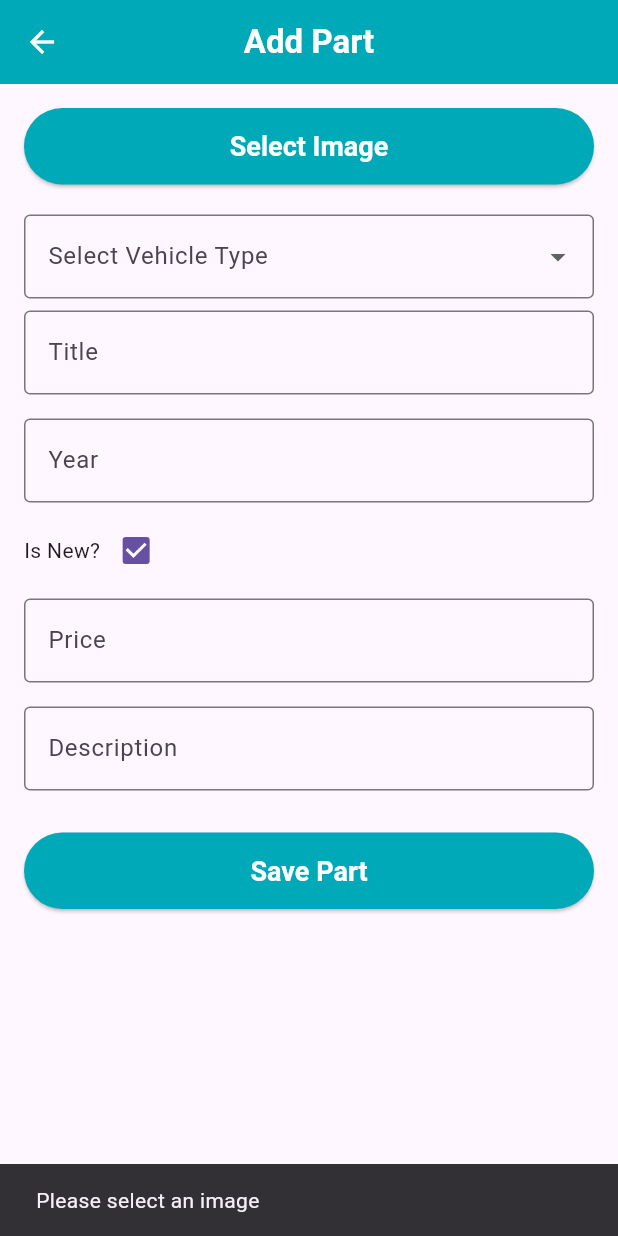
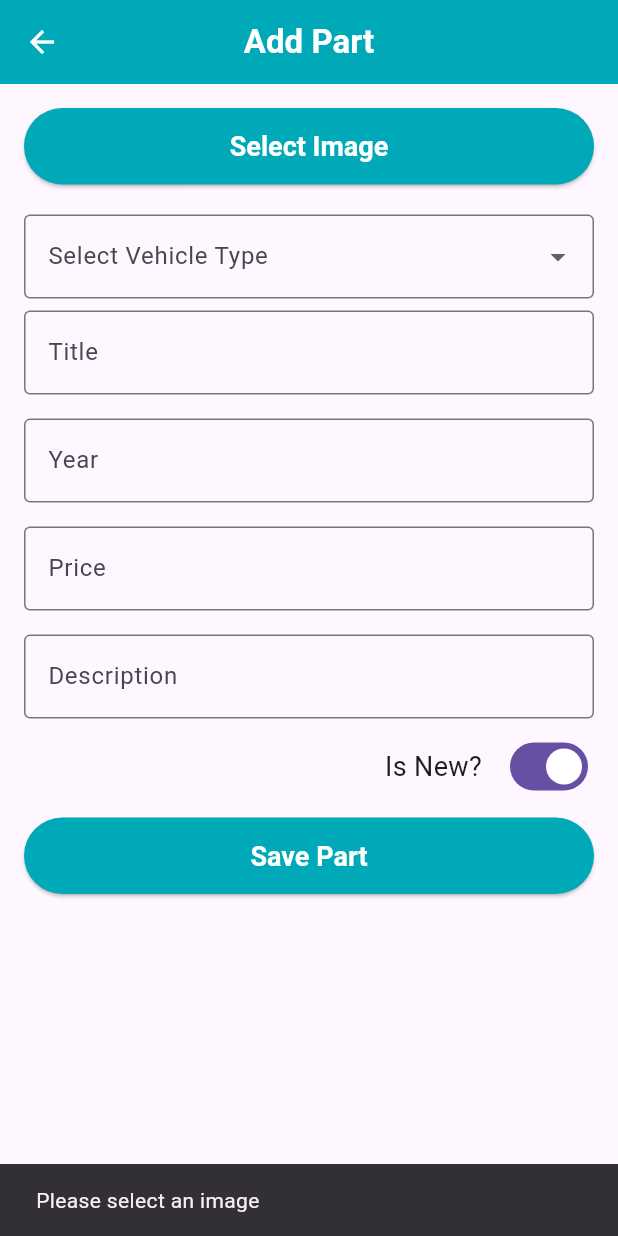
Before and after one commit to Piko59/Vehicle-Spare-Parts-App, a Flutter app: the AddPartPage screen opened directly, after a tap on "Save Part", on a phone screen of 412 x 824 dp. Run offline on Flutter 3.47's test engine with Material 3 defaults, Android fonts, the phone set to English and light mode, and no system bars; our stand-ins replace cloud_firestore, firebase_auth, firebase_core, firebase_database, firebase_storage, flutter_rating_bar and 6 more; accounts and stored records are empty.

Commit message:
Fix navigation issues in Add Part button and update Firebase

```diff
--- a/senior_design/lib/pages/add_part_page.dart
+++ b/senior_design/lib/pages/add_part_page.dart
@@ -1,9 +1,12 @@
 import 'package:flutter/material.dart';
 import 'package:image_picker/image_picker.dart';
+import 'package:firebase_auth/firebase_auth.dart';
 import 'package:firebase_storage/firebase_storage.dart' as firebase_storage;
 import 'package:cloud_firestore/cloud_firestore.dart';
+import 'package:firebase_database/firebase_database.dart'; // Realtime Database kütüphanesi
 import 'dart:io';
 import 'home_page.dart';
+import '../utils/user_manager.dart'; // UserManager sınıfını buraya dahil ediyoruz
 
 class AddPartPage extends StatefulWidget {
   @override
@@ -23,6 +26,8 @@ class _AddPartPageState extends State<AddPartPage> {
   String? _selectedCategory;
   String? _selectedBrand;
   String? _selectedPartCategory;
+
+  bool _isLoading = false;
 
   final Map<String, List<String>> vehicleCategories = {
     'Car': [
@@ -107,6 +112,10 @@ class _AddPartPageState extends State<AddPartPage> {
       return;
     }
 
+    setState(() {
+      _isLoading = true;
+    });
+
     try {
       final fileName = DateTime.now().millisecondsSinceEpoch.toString();
       firebase_storage.Reference ref = firebase_storage.FirebaseStorage.instance
@@ -118,8 +127,13 @@ class _AddPartPageState extends State<AddPartPage> {
       firebase_storage.TaskSnapshot taskSnapshot = await uploadTask;
 
       final String imageUrl = await taskSnapshot.ref.getDownloadURL();
+      final userId = UserManager.currentUserId;
 
-      await FirebaseFirestore.instance.collection('parts').add({
+      if (userId == null) {
+        throw Exception('User not logged in');
+      }
+
+      DocumentReference partDocRef = await FirebaseFirestore.instance.collection('parts').add({
         'image_url': imageUrl,
         'vehicle_type': _selectedVehicleType,
         'category': _selectedCategory,
@@ -130,6 +144,13 @@ class _AddPartPageState extends State<AddPartPage> {
         'isNew': _isNew,
         'price': double.parse(_priceController.text),
         'description': _descriptionController.text,
+        'user_id': userId, // Ürünü ekleyen kullanıcı kimliği
+      });
+
+      // Realtime Database'deki kullanıcı belgesine ürün kimliğini ekleme
+      DatabaseReference realtimeUserRef = FirebaseDatabase.instance.ref().child('users').child(userId);
+      await realtimeUserRef.child('products').update({
+        partDocRef.id: true,
       });
 
       _titleController.clear();
@@ -144,20 +165,38 @@ class _AddPartPageState extends State<AddPartPage> {
       _priceController.clear();
       _descriptionController.clear();
 
-      ScaffoldMessenger.of(context).showSnackBar(SnackBar(
-        content: Text('Part added successfully!'),
-      ));
-
-      Navigator.pushReplacement(
-        context,
-        MaterialPageRoute(builder: (context) => HomePage()),
-      );
+      _showSuccessDialog();
     } catch (e) {
       print(e);
       ScaffoldMessenger.of(context).showSnackBar(SnackBar(
         content: Text('Failed to add part: $e'),
       ));
+    } finally {
+      setState(() {
+        _isLoading = false;
+      });
     }
+  }
+
+  void _showSuccessDialog() {
+    showDialog(
+      context: context,
+      builder: (BuildContext context) {
+        return AlertDialog(
+          title: Text('Success'),
+          content: Text('Part added successfully!'),
+          actions: <Widget>[
+            TextButton(
+              onPressed: () {
+                Navigator.of(context).pop();
+                Navigator.pop(context, true);
+              },
+              child: Text('OK'),
+            ),
+          ],
+        );
+      },
+    );
   }
 
   @override
@@ -254,10 +293,17 @@ class _AddPartPageState extends State<AddPartPage> {
                 ),
               _buildTextInput('Title', _titleController),
               _buildTextInput('Year', _yearController),
+              _buildTextInput('Price', _priceController),
+              _buildTextInput('Description', _descriptionController),
               Row(
+                mainAxisAlignment: MainAxisAlignment.end,
                 children: [
-                  Text('Is New?'),
-                  Checkbox(
+                  Text(
+                    'Is New? ',
+                    style: TextStyle(fontSize: 18),
+                  ),
+                  SizedBox(width: 10),
+                  Switch(
                     value: _isNew,
                     onChanged: (bool? value) {
                       setState(() {
@@ -267,10 +313,10 @@ class _AddPartPageState extends State<AddPartPage> {
                   ),
                 ],
               ),
-              _buildTextInput('Price', _priceController),
-              _buildTextInput('Description', _descriptionController),
-              SizedBox(height: 20),
-              ElevatedButton(
+              SizedBox(height: 10),
+              _isLoading
+                  ? Center(child: CircularProgressIndicator())
+                  : ElevatedButton(
                       onPressed: _savePart,
                       style: ElevatedButton.styleFrom(
                         backgroundColor: Color(0xFF00A9B7),
```
Also changed, not shown: senior_design/lib/pages/main_page.dart (+12 -5 lines). Lines whose indentation alone changed are shown as unchanged.
